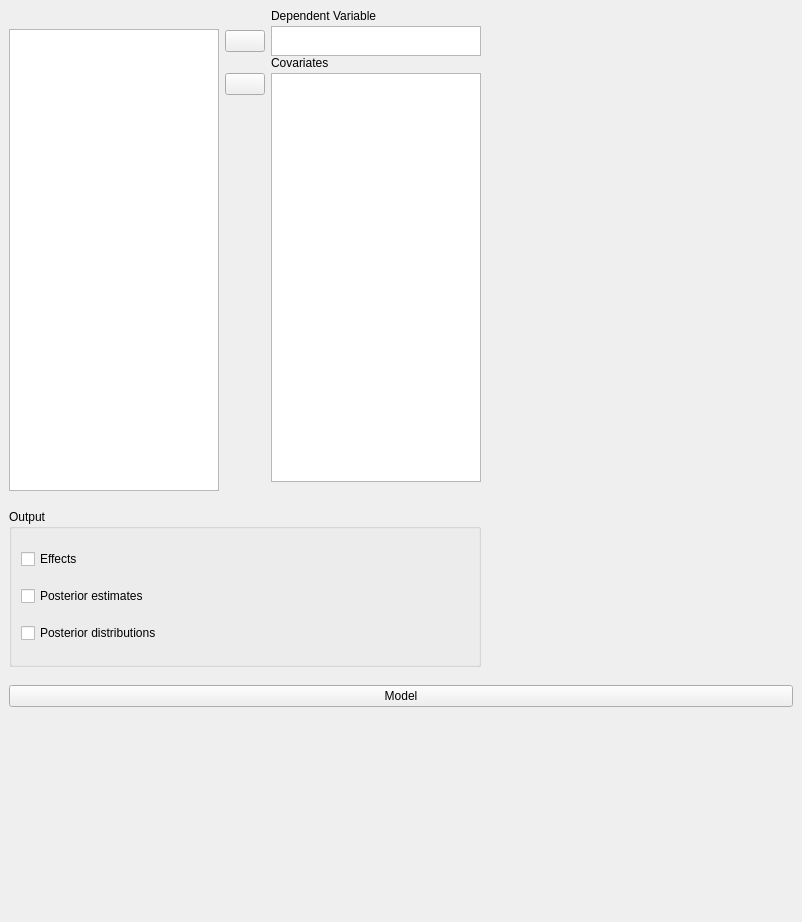
Before: the Qt Designer form JASP-Desktop/analysisforms/regressionlinearbayesianform.ui in jasp-stats/jasp-desktop, drawn with Qt 5.
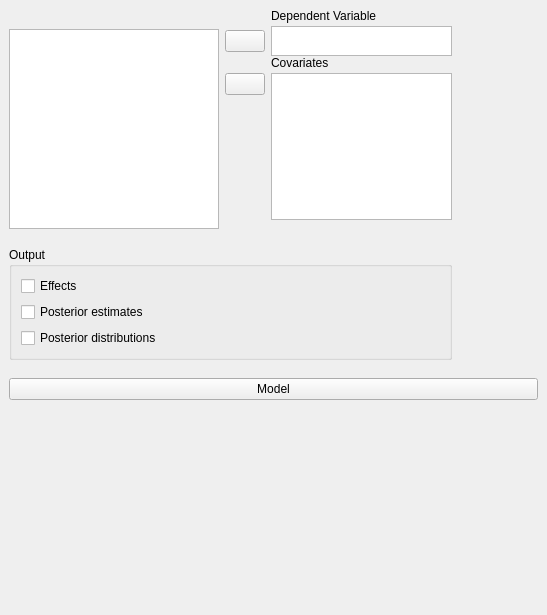
After: the same form once the commit is applied. Custom widgets are drawn as their Qt base class.

```diff
--- a/JASP-Desktop/analysisforms/regressionlinearbayesianform.ui
+++ b/JASP-Desktop/analysisforms/regressionlinearbayesianform.ui
@@ -6,8 +6,8 @@
    <rect>
     <x>0</x>
     <y>0</y>
-    <width>802</width>
-    <height>922</height>
+    <width>547</width>
+    <height>599</height>
    </rect>
   </property>
   <property name="windowTitle">
@@ -301,9 +301,6 @@
         <property name="title">
          <string>Output</string>
         </property>
-        <property name="flat">
-         <bool>true</bool>
-        </property>
         <layout class="QGridLayout" name="gridLayout_4">
          <item row="1" column="0">
           <widget class="BoundCheckBox" name="posteriorEstimates">
@@ -366,6 +363,12 @@
    <extends>QCheckBox</extends>
    <header>widgets/boundcheckbox.h</header>
   </customwidget>
+  <customwidget>
+   <class>GroupBox</class>
+   <extends>QGroupBox</extends>
+   <header>widgets/groupbox.h</header>
+   <container>1</container>
+  </customwidget>
  </customwidgets>
  <resources/>
  <connections/>
```
Left out of the diff: 2 changed lines with no effect on the pictures.
